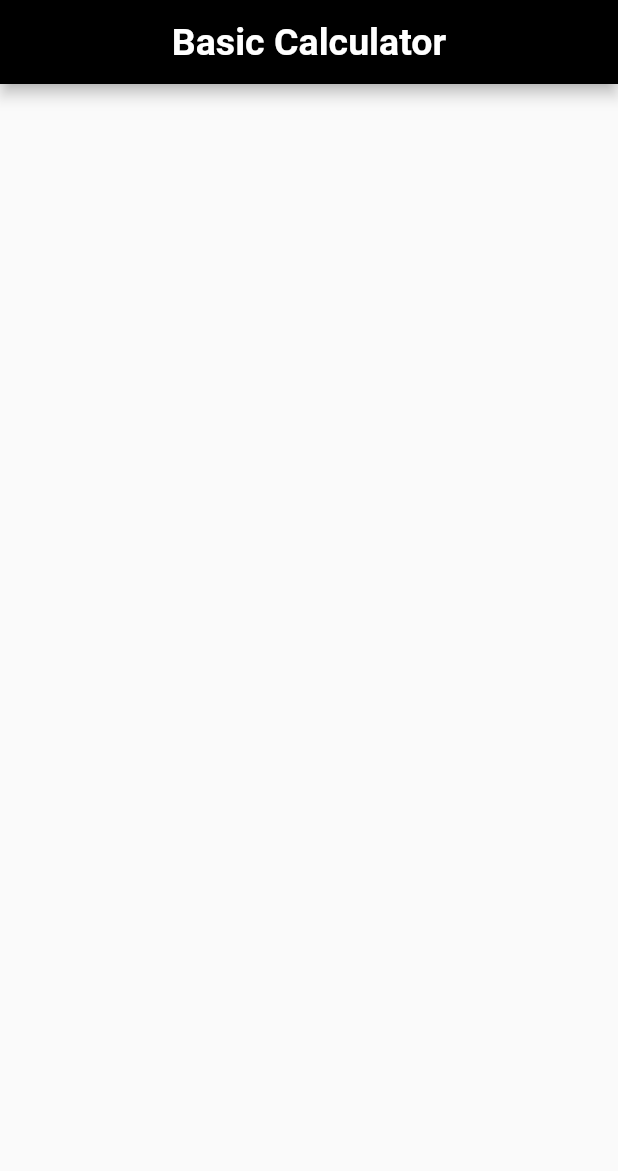
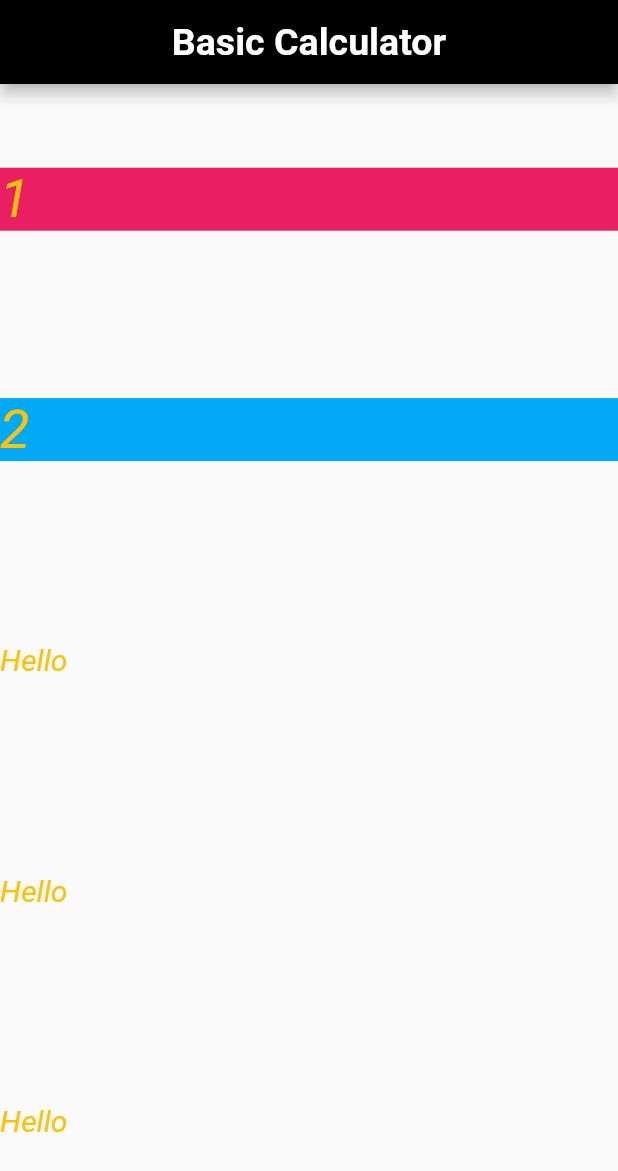
Before and after one commit to muktadirsonyy911/BasicCalculator, a Flutter app: the screen it shows after launch, on a phone screen of 412 x 824 dp. Shown: the top 1171 px of the screen. Run offline on Flutter 3.47's test engine with Material 2 defaults, Android fonts, the phone set to English and light mode, and no system bars; Roboto replaces fonts that are missing (Times New Roman).

Commit message:
Row and Container have been Expanded...

```diff
--- a/lib/main.dart
+++ b/lib/main.dart
@@ -21,6 +21,92 @@ class BasicCalculator extends StatelessWidget {
           ),
           centerTitle: true,
         ),
+        body: Column(
+          mainAxisAlignment: MainAxisAlignment.end,
+          children: [
+            Expanded(
+              child: Row(
+                children: [
+                  Expanded(
+                    child: Container(
+                      color: Colors.pink,
+                      child: Text(
+                        "1",
+                        style: TextStyle(
+                            fontSize: 36,
+                            fontStyle: FontStyle.italic,
+                            color: Colors.amber),
+                      ),
+                    ),
+                  )
+                ],
+              ),
+            ),
+            Expanded(
+              child: Row(
+                children: [
+                  Expanded(
+                    child: Container(
+                      color: Colors.lightBlue,
+                      child: Text(
+                        "2",
+                        style: TextStyle(
+                            fontSize: 36,
+                            fontStyle: FontStyle.italic,
+                            color: Colors.amber),
+                      ),
+                    ),
+                  )
+                ],
+              ),
+            ),
+            Expanded(
+              child: Row(
+                children: [
+                  Container(
+                    child: Text(
+                      "Hello",
+                      style: TextStyle(
+                          fontSize: 20,
+                          fontStyle: FontStyle.italic,
+                          color: Colors.amber),
+                    ),
+                  )
+                ],
+              ),
+            ),
+            Expanded(
+              child: Row(
+                children: [
+                  Container(
+                    child: Text(
+                      "Hello",
+                      style: TextStyle(
+                          fontSize: 20,
+                          fontStyle: FontStyle.italic,
+                          color: Colors.amber),
+                    ),
+                  )
+                ],
+              ),
+            ),
+            Expanded(
+              child: Row(
+                children: [
+                  Container(
+                    child: Text(
+                      "Hello",
+                      style: TextStyle(
+                          fontSize: 20,
+                          fontStyle: FontStyle.italic,
+                          color: Colors.amber),
+                    ),
+                  )
+                ],
+              ),
+            ),
+          ],
+        ),
       ),
     );
   }
```
